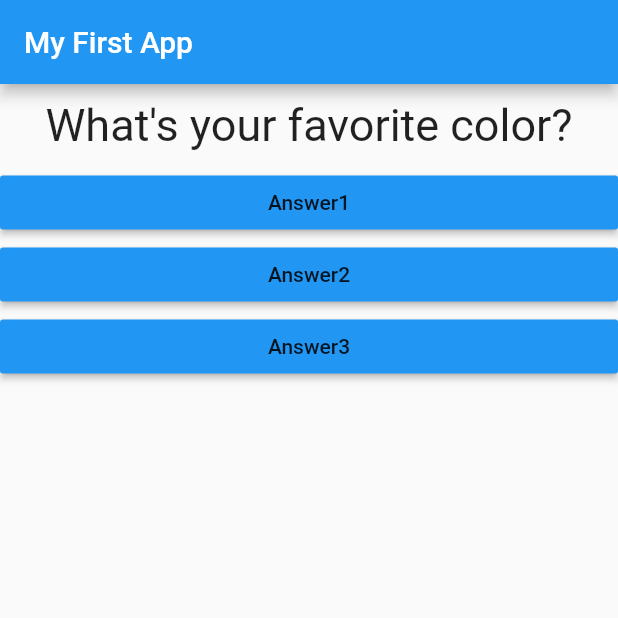
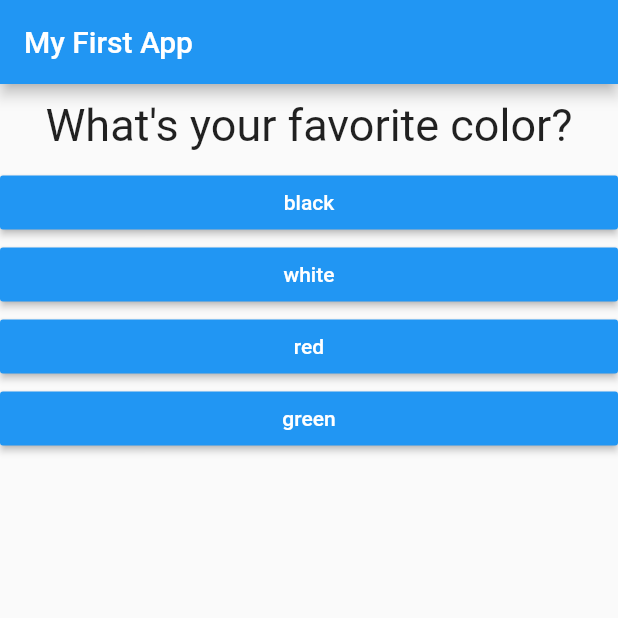
Before and after one commit to nakurian/f_firstStep, a Flutter app: the screen it shows after launch, on a phone screen of 412 x 824 dp, the top half of it. Run offline on Flutter 3.47's test engine with Material 2 defaults, Android fonts, the phone set to English and light mode, and no system bars.

Commit message:
Quiz app modified

```diff
--- a/lib/answer.dart
+++ b/lib/answer.dart
@@ -3,7 +3,7 @@ import 'package:flutter/material.dart';
 class Answer extends StatelessWidget {
   final Function selectedAnswerHandler;
   final String disPlayText;
-  Answer({this.selectedAnswerHandler, this.disPlayText});
+  Answer(this.selectedAnswerHandler, this.disPlayText);
   @override
   Widget build(BuildContext context) {
     return Container(
@@ -12,6 +12,7 @@ class Answer extends StatelessWidget {
         onPressed: selectedAnswerHandler,
         child: Text(disPlayText),
         color: Colors.blue,
+        textColor: Colors.white,
       ),
     );
   }
--- a/lib/main.dart
+++ b/lib/main.dart
@@ -1,7 +1,7 @@
+import 'package:f_firstStep/quiz.dart';
 import 'package:flutter/material.dart';
 
-import './question.dart';
-import './answer.dart';
+import './results.dart';
 
 void main() {
   runApp(MyApp());
@@ -16,43 +16,66 @@ class MyApp extends StatefulWidget {
 
 class _MyAppState extends State<MyApp> {
   var _questionIndex = 0;
-  void answerQuestion() {
+  var _totalScore = 0;
+
+  void answerQuestion(int score) {
+    _totalScore += score;
     setState(() {
       _questionIndex = _questionIndex + 1;
     });
     print(_questionIndex);
   }
 
+  void _restartQuiz() {
+    setState(() {
+      _questionIndex = 0;
+      _totalScore = 0;
+    });
+  }
+
   @override
   Widget build(BuildContext context) {
-    var questions = [
-      'What\'s your favorite color?',
-      'What\'s your favourite animal?',
+    const _questions = [
+      {
+        'questionText': 'What\'s your favorite color?',
+        'answers': [
+          {'Text': 'black', 'score': 10},
+          {'Text': 'white', 'score': 10},
+          {'Text': 'red', 'score': 5},
+          {'Text': 'green', 'score': 6}
+        ]
+      },
+      {
+        'questionText': 'What\'s your favorite animal?',
+        'answers': [
+          {'Text': 'rabbit', 'score': 10},
+          {'Text': 'donkey', 'score': 7},
+          {'Text': 'lion', 'score': 6},
+          {'Text': 'giraff', 'score': 5}
+        ]
+      },
+      {
+        'questionText': 'Who\'s your favorite person?',
+        'answers': [
+          {'Text': 'paul', 'score': 3},
+          {'Text': 'paul', 'score': 5},
+          {'Text': 'paul', 'score': 7},
+          {'Text': 'paul', 'score': 10}
+        ]
+      },
     ];
     return MaterialApp(
       home: Scaffold(
         appBar: AppBar(
           title: Text('My First App'),
         ),
-        body: Column(
-          children: [
-            Question(
-              questions[_questionIndex],
-            ),
-            Answer(
-              selectedAnswerHandler: answerQuestion,
-              disPlayText: 'Answer1',
-            ),
-            Answer(
-              selectedAnswerHandler: answerQuestion,
-              disPlayText: 'Answer2',
-            ),
-            Answer(
-              selectedAnswerHandler: answerQuestion,
-              disPlayText: 'Answer3',
-            ),
-          ],
-        ),
+        body: _questionIndex < _questions.length
+            ? Quiz(
+                answerQuestion: answerQuestion,
+                questions: _questions,
+                questionIndex: _questionIndex,
+              )
+            : Result(_totalScore, _restartQuiz),
       ),
     );
   }
--- /dev/null
+++ b/lib/quiz.dart
@@ -0,0 +1,27 @@
+import 'package:flutter/material.dart';
+import './answer.dart';
+import './question.dart';
+
+class Quiz extends StatelessWidget {
+  final Function answerQuestion;
+  final List<Map<String, Object>> questions;
+  final int questionIndex;
+  Quiz(
+      {@required this.answerQuestion,
+      @required this.questions,
+      @required this.questionIndex});
+  @override
+  Widget build(BuildContext context) {
+    return Column(
+      children: [
+        Question(
+          questions[questionIndex]['questionText'],
+        ),
+        ...(questions[questionIndex]['answers'] as List<Map<String, Object>>)
+            .map((answer) {
+          return Answer(() => answerQuestion(answer['score']), answer['Text']);
+        })
+      ],
+    );
+  }
+}
```
Also changed, not shown: lib/results.dart (added, +39 -0 lines).
